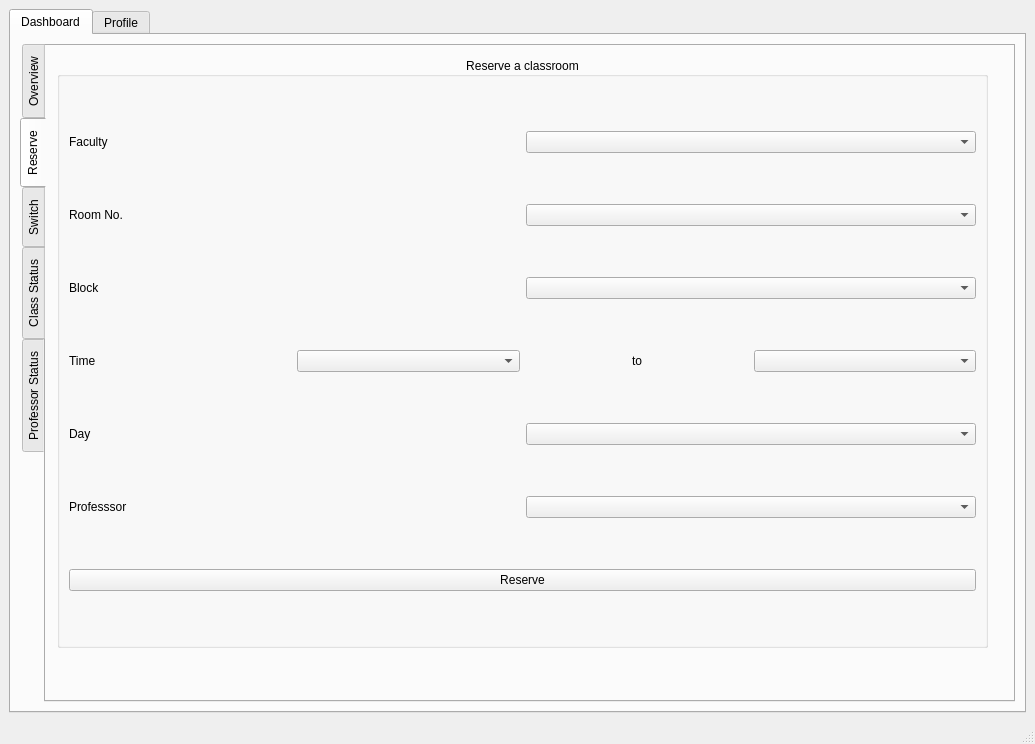
Above: bms/mainwindow.ui from MythicSTR/bms-project before the change. Below: the same form after it.
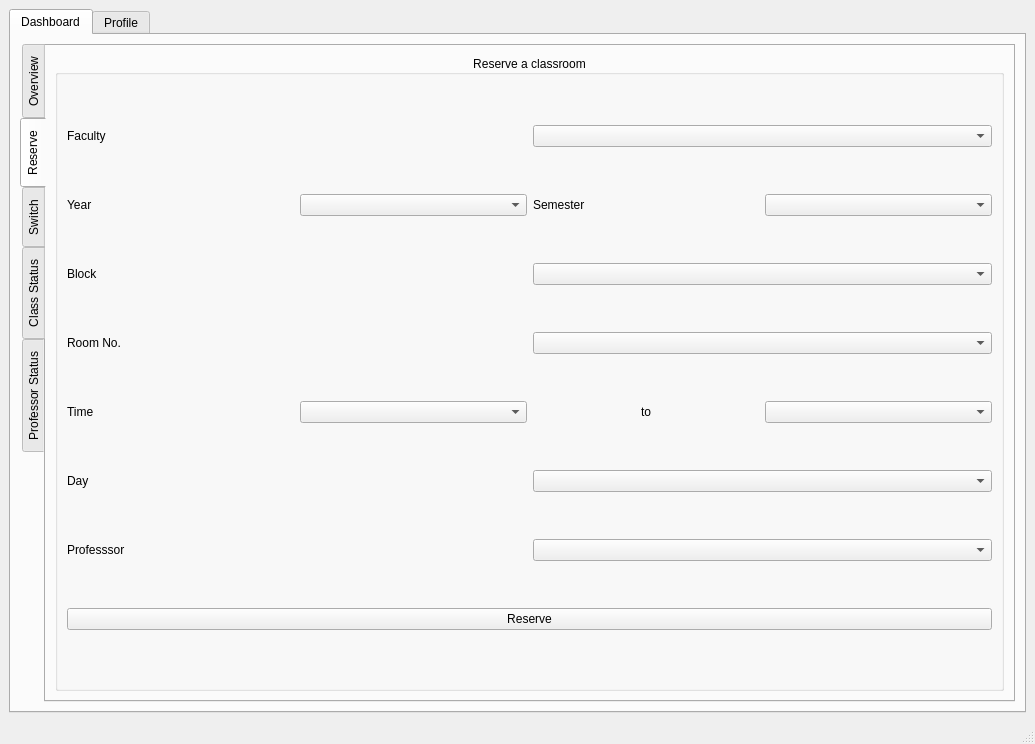
That is the form after the change. The open tabs and pages were chosen to show the change.

Commit message: added year and semester combobox

The edit to the form file:
```diff
--- a/bms/mainwindow.ui
+++ b/bms/mainwindow.ui
@@ -211,15 +211,9 @@
            <attribute name="title">
             <string>Reserve</string>
            </attribute>
+           <layout class="QGridLayout" name="gridLayout">
+            <item row="0" column="0">
            <widget class="QGroupBox" name="groupBox_4">
-            <property name="geometry">
-             <rect>
-              <x>11</x>
-              <y>11</y>
-              <width>931</width>
-              <height>591</height>
-             </rect>
-            </property>
             <property name="title">
              <string>Reserve a classroom</string>
             </property>
@@ -242,16 +236,26 @@
               </layout>
              </item>
              <item>
-              <layout class="QHBoxLayout" name="horizontalLayout_17">
+                <layout class="QHBoxLayout" name="horizontalLayout_23">
                <item>
-                <widget class="QLabel" name="label_15">
+                  <widget class="QLabel" name="label_10">
                  <property name="text">
-                  <string>Room No.</string>
+                    <string>Year</string>
                  </property>
                 </widget>
                </item>
                <item>
-                <widget class="QComboBox" name="rev_room_no"/>
+                  <widget class="QComboBox" name="comboBox"/>
+                 </item>
+                 <item>
+                  <widget class="QLabel" name="label_11">
+                   <property name="text">
+                    <string>Semester</string>
+                   </property>
+                  </widget>
+                 </item>
+                 <item>
+                  <widget class="QComboBox" name="comboBox_2"/>
                </item>
               </layout>
              </item>
@@ -269,6 +273,20 @@
                </item>
               </layout>
              </item>
+               <item>
+                <layout class="QHBoxLayout" name="horizontalLayout_17">
+                 <item>
+                  <widget class="QLabel" name="label_15">
+                   <property name="text">
+                    <string>Room No.</string>
+                   </property>
+                  </widget>
+                 </item>
+                 <item>
+                  <widget class="QComboBox" name="rev_room_no"/>
+                 </item>
+                </layout>
+               </item>
              <item>
               <layout class="QHBoxLayout" name="horizontalLayout_15">
                <item>
@@ -333,6 +351,8 @@
              </item>
             </layout>
            </widget>
+            </item>
+           </layout>
           </widget>
           <widget class="QWidget" name="tab_5">
            <attribute name="title">
```
Left out of the diff: 2 changed lines with no effect on the pictures. Lines whose indentation alone changed are shown as unchanged.
